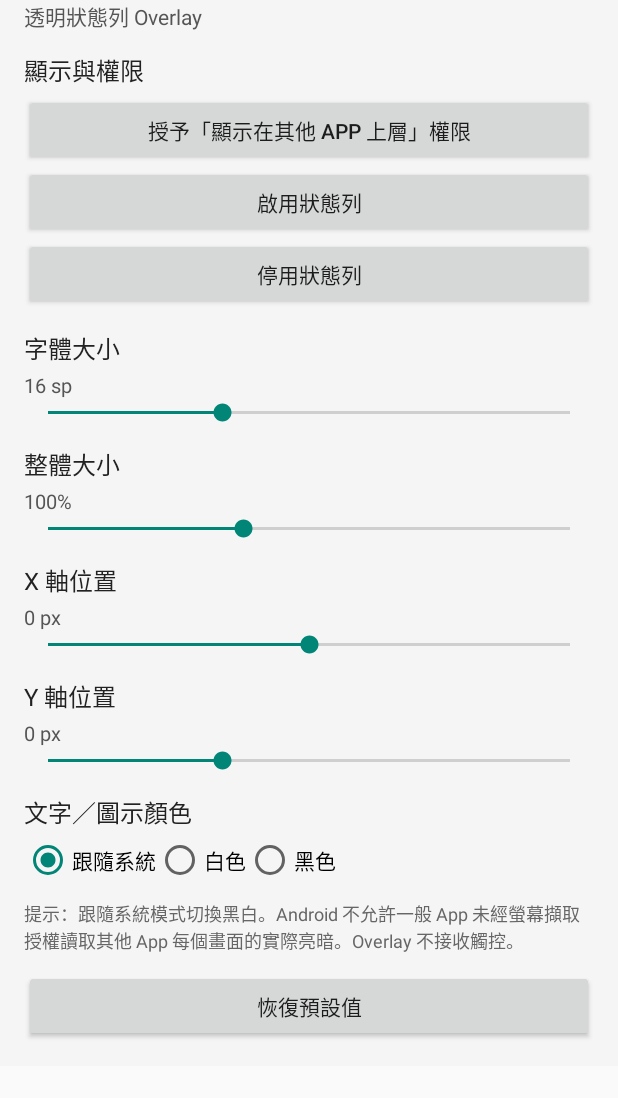
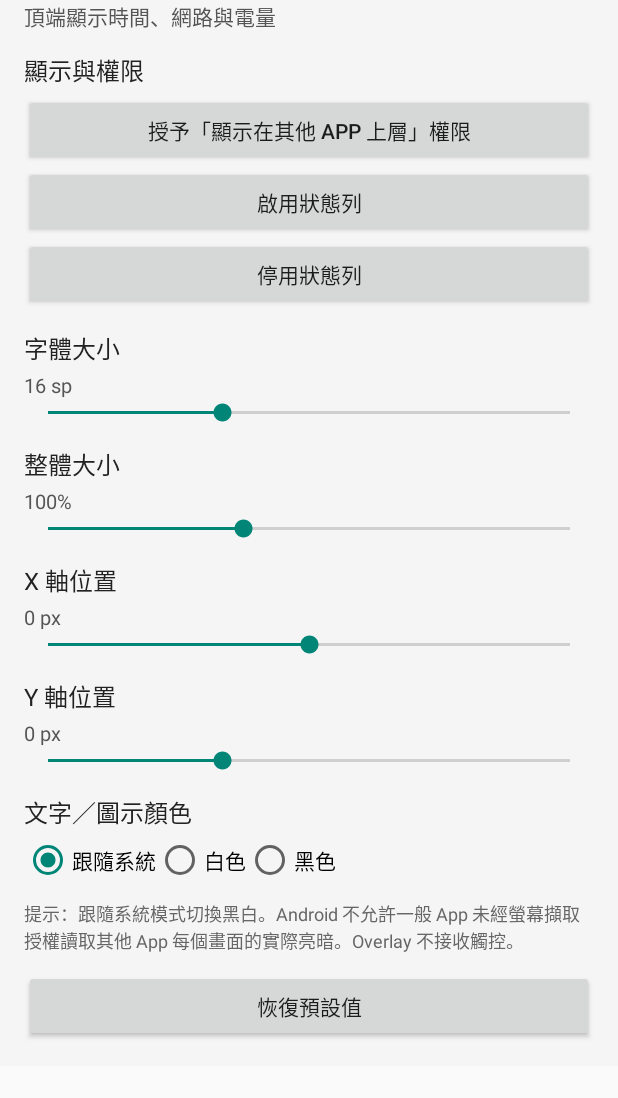
Before and after one commit to edisoneden527787-lab/DynamicIslandPro, an Android app: the screen it shows after launch (MainActivity), on a phone screen of 412 x 824 dp, the part 77-1175 px from its top. Run offline under Robolectric (Android 15) with nearby library versions, the phone set to English and light mode, and no system bars.

Commit message:
Clarify status bar app preview description

```diff
--- a/app/src/main/java/com/rui/statusbar/MainActivity.kt
+++ b/app/src/main/java/com/rui/statusbar/MainActivity.kt
@@ -26,7 +26,7 @@ class MainActivity : Activity() {
     private fun buildUi() {
         val root = LinearLayout(this).apply { orientation = LinearLayout.VERTICAL; setPadding(24,24,24,24); setBackgroundColor(0xFFF5F5F5.toInt()) }
         root.addView(TextView(this).apply { text="Rui StatusBar"; textSize=26f; setTextColor(0xFF111111.toInt()) })
-        status = TextView(this).apply { text="透明狀態列 Overlay"; textSize=14f; setTextColor(0xFF555555.toInt()) }
+        status = TextView(this).apply { text="頂端顯示時間、網路與電量"; textSize=14f; setTextColor(0xFF555555.toInt()) }
         root.addView(status)
         root.addView(label("顯示與權限"))
         root.addView(button("授予「顯示在其他 App 上層」權限") {
```
